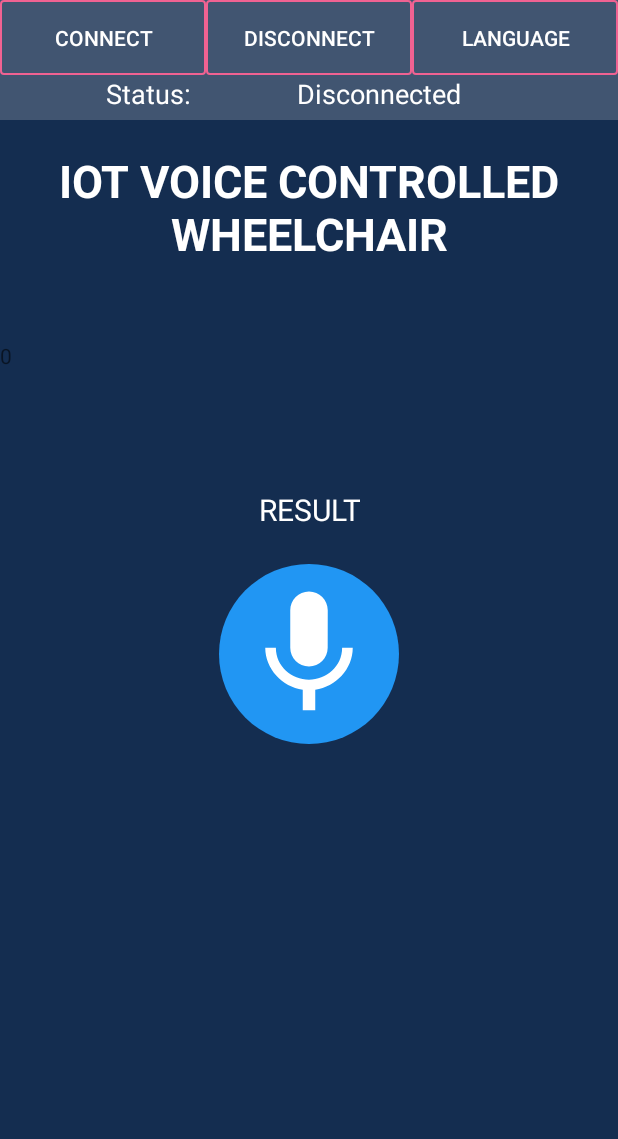
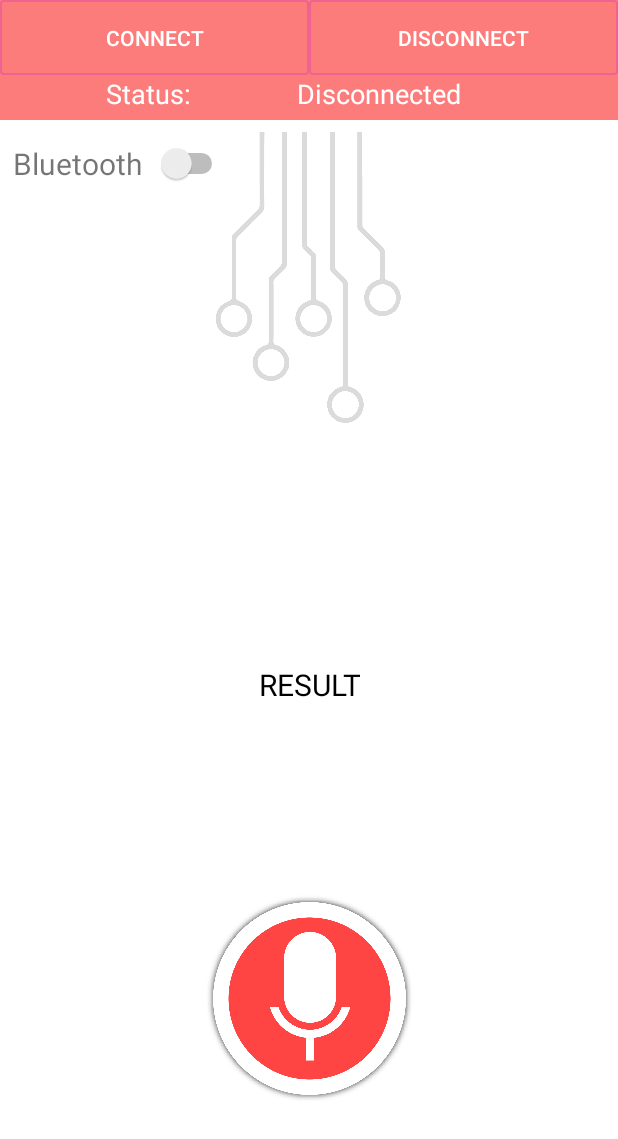
Before and after one commit to giltwizy/iot-voice-controlled-wheelchair, an Android app: the layout activity_main.xml on its own in the app's theme, with its tools: preview values and no code run, on a phone screen of 412 x 824 dp. Shown: the top 1139 px of the screen. Run offline under Robolectric (Android 15) with nearby library versions, the phone set to English and light mode, and no system bars.

```diff
--- a/Android App/app/build.gradle
+++ b/Android App/app/build.gradle
@@ -20,9 +20,10 @@ android {
 
 dependencies {
     implementation fileTree(dir: 'libs', include: ['*.jar'])
-    implementation 'com.android.support:appcompat-v7:28.0.0-rc02'
+    implementation 'com.android.support:appcompat-v7:28.0.0'
     implementation 'com.android.support.constraint:constraint-layout:1.1.3'
     testImplementation 'junit:junit:4.12'
     androidTestImplementation 'com.android.support.test:runner:1.0.2'
     androidTestImplementation 'com.android.support.test.espresso:espresso-core:3.0.2'
+    implementation 'com.android.support:design:28.0.0'
 }
--- a/Android App/app/src/main/AndroidManifest.xml
+++ b/Android App/app/src/main/AndroidManifest.xml
@@ -11,12 +11,13 @@
 
     <application
         android:allowBackup="true"
-        android:icon="@mipmap/ic_launcher"
+        android:icon="@drawable/iconsquare"
         android:label="@string/app_name"
-        android:roundIcon="@mipmap/ic_launcher_round"
+        android:roundIcon="@drawable/iconcircle"
         android:supportsRtl="true"
         android:theme="@style/AppTheme"
         tools:ignore="GoogleAppIndexingWarning">
+        <activity android:name=".TouchActivity"></activity>
         <activity android:name=".Main">
             <intent-filter>
                 <action android:name="android.intent.action.MAIN" />
@@ -24,8 +25,6 @@
                 <category android:name="android.intent.category.LAUNCHER" />
             </intent-filter>
         </activity>
-        <activity android:name=".Bluetooth" />
-
     </application>
 
 </manifest>
--- /dev/null
+++ b/Android App/app/src/main/res/drawable/ic_record_voice_over_black_16dp.xml
@@ -0,0 +1,6 @@
+<vector android:height="16dp" android:tint="#FFFFFF"
+    android:viewportHeight="24.0" android:viewportWidth="24.0"
+    android:width="16dp" xmlns:android="http://schemas.android.com/apk/res/android">
+    <path android:fillColor="#FF000000" android:pathData="M9,9m-4,0a4,4 0,1 1,8 0a4,4 0,1 1,-8 0"/>
+    <path android:fillColor="#FF000000" android:pathData="M9,15c-2.67,0 -8,1.34 -8,4v2h16v-2c0,-2.66 -5.33,-4 -8,-4zM16.76,5.36l-1.68,1.69c0.84,1.18 0.84,2.71 0,3.89l1.68,1.69c2.02,-2.02 2.02,-5.07 0,-7.27zM20.07,2l-1.63,1.63c2.77,3.02 2.77,7.56 0,10.74L20.07,16c3.9,-3.89 3.91,-9.95 0,-14z"/>
+</vector>
--- /dev/null
+++ b/Android App/app/src/main/res/drawable/ic_touch_app_black_16dp.xml
@@ -0,0 +1,5 @@
+<vector android:height="16dp" android:tint="#FFFFFF"
+    android:viewportHeight="24.0" android:viewportWidth="24.0"
+    android:width="16dp" xmlns:android="http://schemas.android.com/apk/res/android">
+    <path android:fillColor="#FF000000" android:pathData="M9,11.24L9,7.5C9,6.12 10.12,5 11.5,5S14,6.12 14,7.5v3.74c1.21,-0.81 2,-2.18 2,-3.74C16,5.01 13.99,3 11.5,3S7,5.01 7,7.5c0,1.56 0.79,2.93 2,3.74zM18.84,15.87l-4.54,-2.26c-0.17,-0.07 -0.35,-0.11 -0.54,-0.11L13,13.5v-6c0,-0.83 -0.67,-1.5 -1.5,-1.5S10,6.67 10,7.5v10.74l-3.43,-0.72c-0.08,-0.01 -0.15,-0.03 -0.24,-0.03 -0.31,0 -0.59,0.13 -0.79,0.33l-0.79,0.8 4.94,4.94c0.27,0.27 0.65,0.44 1.06,0.44h6.79c0.75,0 1.33,-0.55 1.44,-1.28l0.75,-5.27c0.01,-0.07 0.02,-0.14 0.02,-0.2 0,-0.62 -0.38,-1.16 -0.91,-1.38z"/>
+</vector>
--- /dev/null
+++ b/Android App/app/src/main/res/drawable/mic_button.xml
@@ -0,0 +1,7 @@
+<?xml version="1.0" encoding="utf-8"?>
+<selector xmlns:android="http://schemas.android.com/apk/res/android">
+    <item android:state_pressed="true"
+        android:drawable="@drawable/micpressed" /> <!-- pressed -->
+
+    <item android:drawable="@drawable/micunpressed" /> <!-- default -->
+</selector>
--- a/Android App/app/src/main/res/layout/activity_main.xml
+++ b/Android App/app/src/main/res/layout/activity_main.xml
@@ -11,16 +11,17 @@
         android:layout_width="match_parent"
         android:layout_height="50dp"
         android:orientation="horizontal"
-        android:background="@color/darkBlueLessOpacity">
+        android:background="@color/colorPrimary">
 
         <Button
             android:id="@+id/connect"
             android:layout_width="0dp"
             android:layout_height="match_parent"
             android:layout_weight="1"
+            android:background="@drawable/button_bg"
+            android:shadowColor="@color/white"
             android:text="@string/connect"
-            android:textColor="@color/white"
-            android:background="@drawable/button_bg"/>
+            android:textColor="@color/white" />
 
         <Button
             android:id="@+id/disconnect"
@@ -28,18 +29,10 @@
             android:layout_height="match_parent"
             android:layout_weight="1"
             android:text="@string/disconnect"
-            android:onClick="disconnectBluetooth"
             android:textColor="@color/white"
             android:background="@drawable/button_bg"/>
 
-        <Button
-            android:id="@+id/languageSelection"
-            android:layout_width="0dp"
-            android:layout_height="match_parent"
-            android:layout_weight="1"
-            android:text="@string/language"
-            android:textColor="@color/white"
-            android:background="@drawable/button_bg" />
+
 
     </LinearLayout>
 
@@ -50,7 +43,7 @@
         android:orientation="horizontal"
         android:weightSum="2"
         android:layout_below="@id/firstRow"
-        android:background="@color/darkBlueLessOpacity">
+        android:background="@color/colorPrimary">
 
         <TextView
             android:id="@+id/statusLabel"
@@ -99,66 +92,115 @@
 
     </LinearLayout>
 
-    <RelativeLayout
+    <android.support.constraint.ConstraintLayout
         android:id="@+id/micCanvas"
         android:layout_below="@id/secondRow"
         android:layout_width="match_parent"
         android:layout_height="match_parent"
-        android:background="@color/darkBlue"
+        android:background="@color/white"
         android:orientation="vertical">
-
-        <TextView
-            android:id="@+id/projectTitle"
-            android:layout_width="wrap_content"
-            android:layout_height="wrap_content"
-            android:text="@string/project_title"
-            android:textStyle="bold"
-            android:textSize="30sp"
-            android:textAllCaps="true"
-            android:textAlignment="center"
-            android:layout_marginTop="20dp"
-            android:textColor="@color/white"/>
 
         <TextView
             android:layout_width="wrap_content"
             android:layout_height="wrap_content"
-            android:text="0"
-            android:id="@+id/textDebug"
+            android:layout_marginStart="8dp"
+            android:layout_marginLeft="8dp"
+            android:layout_marginTop="8dp"
+            android:layout_marginEnd="8dp"
+            android:layout_marginRight="8dp"
+            android:text="Bluetooth"
             android:textAlignment="center"
-            android:layout_below="@+id/projectTitle"
-            android:layout_alignParentLeft="true"
-            android:layout_alignParentStart="true"
+            android:textSize="20sp"
+            app:layout_constraintBottom_toBottomOf="parent"
+            app:layout_constraintEnd_toStartOf="@+id/simpleSwitch"
+            app:layout_constraintStart_toStartOf="parent"
+            app:layout_constraintTop_toTopOf="parent"
+            app:layout_constraintVertical_bias="0.01" />
+
+        <Switch
+            android:id="@+id/bluetoothSwitch"
+            android:layout_width="wrap_content"
+            android:layout_height="wrap_content"
+            android:checked="false"
+            android:layout_marginStart="8dp"
+            android:layout_marginLeft="8dp"
+            android:layout_marginTop="8dp"
+            app:layout_constraintBottom_toBottomOf="parent"
+            app:layout_constraintEnd_toEndOf="parent"
+            app:layout_constraintHorizontal_bias="0.27"
+            app:layout_constraintStart_toStartOf="parent"
+            app:layout_constraintTop_toTopOf="parent"
+            app:layout_constraintVertical_bias="0.01" />
+
+        <ImageView
+            android:id="@+id/imageView"
+            android:layout_width="200dp"
+            android:layout_height="200dp"
             android:layout_centerHorizontal="true"
-            android:layout_marginTop="51dp" />
+            android:layout_marginStart="8dp"
+            android:layout_marginLeft="8dp"
+            android:layout_marginTop="8dp"
+            android:layout_marginEnd="8dp"
+            android:layout_marginRight="8dp"
+            android:layout_marginBottom="8dp"
+            android:src="@drawable/iot"
+            app:layout_constraintBottom_toBottomOf="parent"
+            app:layout_constraintEnd_toEndOf="parent"
+            app:layout_constraintStart_toStartOf="parent"
+            app:layout_constraintTop_toTopOf="parent"
+            app:layout_constraintVertical_bias="0.0" />
+
 
         <TextView
-            android:id="@+id/resultTv"
+            android:id="@+id/voiceResult"
             android:layout_width="wrap_content"
             android:layout_height="wrap_content"
+            android:layout_marginStart="8dp"
+            android:layout_marginLeft="8dp"
+            android:layout_marginTop="8dp"
+            android:layout_marginEnd="8dp"
+            android:layout_marginRight="8dp"
+            android:text="@string/result"
+            android:textAlignment="center"
             android:textAllCaps="true"
-            android:textAlignment="center"
-            android:layout_below="@id/projectTitle"
-            android:textColor="@color/white"
-            android:text="@string/result"
-            android:layout_centerHorizontal="true"
-            android:layout_marginTop="150dp"
-            android:textSize="20sp"/>
+            android:textColor="@color/black"
+            android:textSize="20sp"
+            app:layout_constraintBottom_toBottomOf="parent"
+            app:layout_constraintEnd_toEndOf="parent"
+            app:layout_constraintStart_toStartOf="parent"
+            app:layout_constraintTop_toTopOf="parent" />
 
         <ImageView
             android:id="@+id/micImage"
-            android:layout_width="120dp"
-            android:layout_height="120dp"
+            android:layout_width="150dp"
+            android:layout_height="150dp"
+            android:layout_centerHorizontal="true"
+            android:layout_marginStart="8dp"
+            android:layout_marginLeft="8dp"
+            android:layout_marginTop="8dp"
+            android:layout_marginEnd="8dp"
+            android:layout_marginRight="8dp"
+            android:layout_marginBottom="8dp"
             android:onClick="getSpeechInput"
-            android:layout_gravity="center"
-            android:layout_marginStart="150dp"
-            android:layout_marginTop="200dp"
-            android:layout_centerHorizontal="true"
-            android:layout_below="@id/projectTitle"
-            android:padding="10dp"
-            android:background="@drawable/circlebackgroundblue"
-            android:src="@drawable/ic_mic_black_24dp"
-            android:layout_marginLeft="150dp" />
+            android:src="@drawable/mic_button"
+            app:layout_constraintBottom_toBottomOf="parent"
+            app:layout_constraintEnd_toEndOf="parent"
+            app:layout_constraintStart_toStartOf="parent"
+            app:layout_constraintTop_toTopOf="parent"
+            app:layout_constraintVertical_bias="0.87" />
 
-    </RelativeLayout>
+
+
+
+
+
+
+    </android.support.constraint.ConstraintLayout>
+
+
+
+
+
+
 
 </RelativeLayout>
--- a/Android App/app/src/main/res/values/colors.xml
+++ b/Android App/app/src/main/res/values/colors.xml
@@ -1,9 +1,10 @@
 <?xml version="1.0" encoding="utf-8"?>
 <resources>
-    <color name="colorPrimary">#008577</color>
-    <color name="colorPrimaryDark">#00574B</color>
+    <color name="colorPrimaryDark">#FF4444</color>
+    <color name="colorPrimary">#FC7C7B</color>
     <color name="colorAccent">#D81B60</color>
     <color name="white">#FFFFFF</color>
+    <color name="black">#000000</color>
     <color name="purpleLevel3">#7b1fa2</color>
     <color name="purpleLevel2">#9c27b0</color>
     <color name="purpleLevel1">#BA68C8</color>
--- a/Android App/app/src/main/res/values/strings.xml
+++ b/Android App/app/src/main/res/values/strings.xml
@@ -7,4 +7,10 @@
     <string name="disconnected">Disconnected</string>
     <string name="project_title">IOT VOICE CONTROLLED WHEELCHAIR</string>
     <string name="result">RESULT</string>
+    <string name="touch">TOUCH</string>
+    <string name="voice">VOICE</string>
+    <string name="connecting">Connecting&#8230;</string>
+    <string name="connected">Connected</string>
+    <string name="notEnabled">Not Enabled</string>
+    <string name="unableToConnect">Unable To Connect</string>
 </resources>
```
Also changed, not shown: Android App/app/src/main/res/drawable/iconcircle.png (added), Android App/app/src/main/res/drawable/iconsquare.png (added), Android App/app/src/main/res/drawable/iot.png (added), Android App/app/src/main/res/drawable/micpressed.png (added), Android App/app/src/main/res/drawable/micunpressed.png (added), 1 other file.
